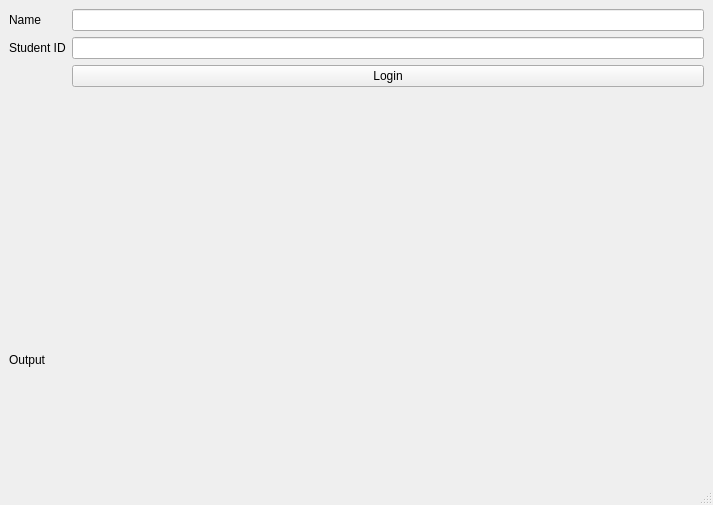
This is crackingasl.ui in Succworth/Software-Engineering-Project as Qt 5 draws it before an edit. The edited form follows.
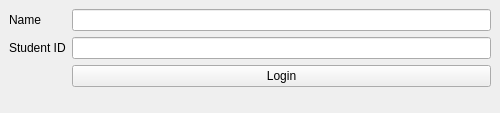
This is the edited form.

Commit message: cleaned up login page and added support for returnkey

The edit to the form file:
```diff
--- a/crackingasl.ui
+++ b/crackingasl.ui
@@ -2,19 +2,40 @@
 <ui version="4.0">
  <class>CrackingASL</class>
  <widget class="QMainWindow" name="CrackingASL">
+  <property name="enabled">
+   <bool>true</bool>
+  </property>
   <property name="geometry">
    <rect>
     <x>0</x>
     <y>0</y>
-    <width>713</width>
-    <height>505</height>
+    <width>500</width>
+    <height>113</height>
    </rect>
   </property>
+  <property name="sizePolicy">
+   <sizepolicy hsizetype="MinimumExpanding" vsizetype="Minimum">
+    <horstretch>0</horstretch>
+    <verstretch>0</verstretch>
+   </sizepolicy>
+  </property>
   <property name="windowTitle">
    <string>CrackingASL</string>
   </property>
   <widget class="QWidget" name="centralwidget">
+   <property name="sizePolicy">
+    <sizepolicy hsizetype="MinimumExpanding" vsizetype="Minimum">
+     <horstretch>0</horstretch>
+     <verstretch>0</verstretch>
+    </sizepolicy>
+   </property>
    <layout class="QVBoxLayout" name="verticalLayout_4">
+    <property name="rightMargin">
+     <number>9</number>
+    </property>
+    <property name="bottomMargin">
+     <number>0</number>
+    </property>
     <item>
      <layout class="QFormLayout" name="formLayout">
       <item row="0" column="0">
@@ -35,37 +56,51 @@
        </widget>
       </item>
       <item row="1" column="1">
-       <widget class="QLineEdit" name="lineEdit_2"/>
+       <widget class="QLineEdit" name="lineEdit_2">
+        <property name="sizePolicy">
+         <sizepolicy hsizetype="Ignored" vsizetype="Fixed">
+          <horstretch>0</horstretch>
+          <verstretch>0</verstretch>
+         </sizepolicy>
+        </property>
+       </widget>
       </item>
       <item row="2" column="1">
        <widget class="QPushButton" name="pushButton">
         <property name="text">
          <string>Login</string>
         </property>
+        <property name="autoDefault">
+         <bool>false</bool>
+        </property>
+        <property name="default">
+         <bool>false</bool>
+        </property>
+       </widget>
+      </item>
+      <item row="3" column="1">
+       <widget class="QLabel" name="label_3">
+        <property name="sizePolicy">
+         <sizepolicy hsizetype="Fixed" vsizetype="Fixed">
+          <horstretch>0</horstretch>
+          <verstretch>0</verstretch>
+         </sizepolicy>
+        </property>
+        <property name="text">
+         <string/>
+        </property>
+        <property name="scaledContents">
+         <bool>false</bool>
+        </property>
+        <property name="alignment">
+         <set>Qt::AlignLeading|Qt::AlignLeft|Qt::AlignTop</set>
+        </property>
        </widget>
       </item>
      </layout>
     </item>
-    <item>
-     <widget class="QLabel" name="label_3">
-      <property name="text">
-       <string>Output</string>
-      </property>
-     </widget>
-    </item>
    </layout>
   </widget>
-  <widget class="QMenuBar" name="menubar">
-   <property name="geometry">
-    <rect>
-     <x>0</x>
-     <y>0</y>
-     <width>713</width>
-     <height>22</height>
-    </rect>
-   </property>
-  </widget>
-  <widget class="QStatusBar" name="statusbar"/>
  </widget>
  <resources/>
  <connections/>
```
The commit also changes 2 other files.
